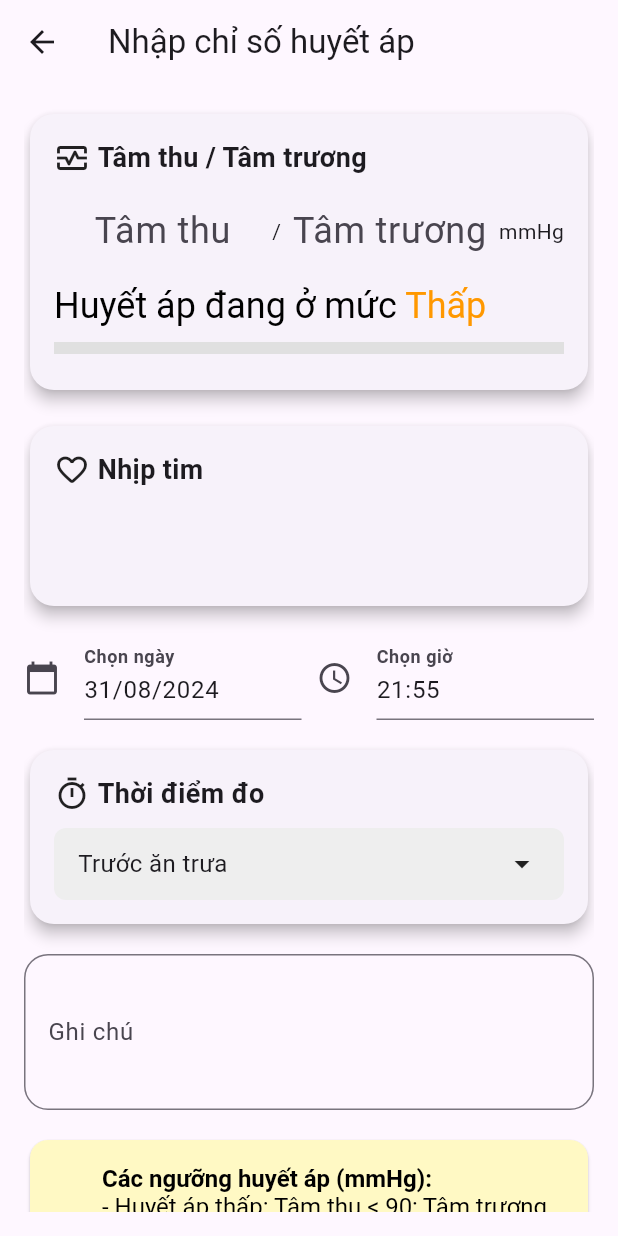
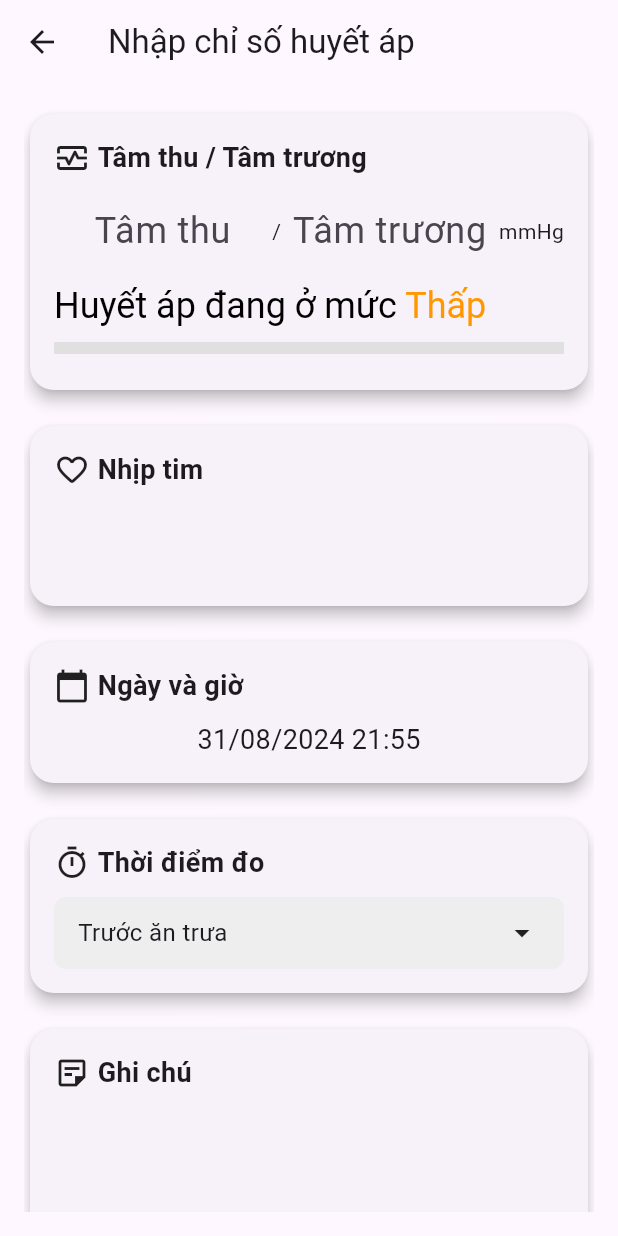
Before and after one commit to annguyen3112/diabetes_app, a Flutter app: the BloodPressureScreen screen opened directly with empty values, on a phone screen of 412 x 824 dp. Run offline on Flutter 3.47's test engine with Material 3 defaults, Android fonts, the phone set to English and light mode, and no system bars; our stand-ins replace fl_chart, sqflite; accounts and stored records are empty.

Commit message:
Update blood_pressure_screen.dart

```diff
--- a/lib/screens/blood_pressure_screen.dart
+++ b/lib/screens/blood_pressure_screen.dart
@@ -1,3 +1,5 @@
+import 'package:diabetes_app/database.dart';
+import 'package:diabetes_app/screens/blood_pressure_result_screen.dart';
 import 'package:flutter/cupertino.dart';
 import 'package:flutter/material.dart';
 import 'package:flutter/services.dart';
@@ -443,17 +445,7 @@ class _BloodPressureScreenState extends State<BloodPressureScreen> {
 
 
   Widget _buildDateTimeInput() {
-    return Row(
-      children: [
-        Expanded(
-          child: TextField(
-            controller: dateController,
-            decoration: InputDecoration(
-              icon: Icon(Icons.calendar_today),
-              labelText: 'Chọn ngày',
-              labelStyle: TextStyle(fontWeight: FontWeight.bold),
-            ),
-            readOnly: true,
+    return GestureDetector(
       onTap: () async {
         DateTime? pickedDate = await showDatePicker(
           context: context,
@@ -461,40 +453,54 @@ class _BloodPressureScreenState extends State<BloodPressureScreen> {
           firstDate: DateTime(2000),
           lastDate: DateTime.now(),
         );
+
         if (pickedDate != null) {
-                setState(() {
-                  dateController.text =
-                  "${pickedDate.day}/${pickedDate.month}/${pickedDate.year}";
-                });
-              }
-            },
-          ),
-        ),
-        SizedBox(width: 10),
-        Expanded(
-          child: TextField(
-            controller: timeController,
-            decoration: InputDecoration(
-              icon: Icon(Icons.access_time),
-              labelText: 'Chọn giờ',
-              labelStyle: TextStyle(fontWeight: FontWeight.bold),
-            ),
-            readOnly: true,
-            onTap: () async {
           TimeOfDay? pickedTime = await showTimePicker(
             context: context,
             initialTime: TimeOfDay.now(),
           );
+
           if (pickedTime != null) {
             setState(() {
+              dateController.text =
+              "${pickedDate.day}/${pickedDate.month}/${pickedDate.year}";
               timeController.text =
-                  "${pickedTime.hour}:${pickedTime.minute.toString().padLeft(2, '0')}";
+              "${pickedTime.hour}:${pickedTime.minute}";
             });
           }
+        }
       },
+      child: Card(
+        shape: RoundedRectangleBorder(borderRadius: BorderRadius.circular(16)),
+        elevation: 4,
+        child: Padding(
+          padding: const EdgeInsets.all(16.0),
+          child: Column(
+            crossAxisAlignment: CrossAxisAlignment.start,
+            children: [
+              Row(
+                children: [
+                  Icon(Icons.calendar_today),
+                  SizedBox(width: 5),
+                  Text('Ngày và giờ',
+                      style:
+                      TextStyle(fontSize: 18, fontWeight: FontWeight.bold)),
+                ],
+              ),
+              SizedBox(height: 10),
+              Row(
+                mainAxisAlignment: MainAxisAlignment.center,
+                children: [
+                  Text(
+                    "${dateController.text} ${timeController.text}",
+                    style: TextStyle(fontSize: 18),
+                  ),
+                ],
+              ),
+            ],
           ),
         ),
-      ],
+      ),
     );
   }
 
@@ -539,15 +545,32 @@ class _BloodPressureScreenState extends State<BloodPressureScreen> {
   }
 
   Widget _buildNoteInput() {
-    return TextField(
+    return Card(
+      shape: RoundedRectangleBorder(borderRadius: BorderRadius.circular(16)),
+      elevation: 4,
+      child: Padding(
+        padding: const EdgeInsets.all(16.0),
+        child: Column(
+          crossAxisAlignment: CrossAxisAlignment.start,
+          children: [
+            Row(
+              children: [
+                Icon(Icons.sticky_note_2_outlined),
+                SizedBox(width: 5),
+                Text('Ghi chú', style: TextStyle(fontSize: 18, fontWeight: FontWeight.bold)),
+              ],
+            ),
+            SizedBox(height: 8),
+            TextField(
               controller: noteController,
               decoration: InputDecoration(
-        labelText: 'Ghi chú',
-        border: OutlineInputBorder(
-          borderRadius: BorderRadius.circular(16),
+                border: InputBorder.none,
+              ),
+              maxLines: 3,
+            ),
+          ],
         ),
       ),
-      maxLines: 3,
     );
   }
 
@@ -613,32 +636,55 @@ class _BloodPressureScreenState extends State<BloodPressureScreen> {
   Widget _buildSaveButton() {
     return Center(
       child: ElevatedButton(
-        onPressed: () {
+        onPressed: () async {
+          // Kiểm tra nếu huyết áp không an toàn và chưa nhập lý do
           if (isDifferenceUnsafe && noteController.text.isEmpty) {
             ScaffoldMessenger.of(context).showSnackBar(SnackBar(
-              content: Text(
-                  'Chỉ số huyết áp không an toàn. Vui lòng cho biết lí do.'),
+              content:
+              Text('Chỉ số huyết áp không an toàn. Vui lòng cho biết lí do.'),
               backgroundColor: Colors.red,
             ));
             return;
           }
 
-          // Proceed with saving the data
-          // Example:
-          // saveBloodPressureData(
-          //   userId: widget.userId,
-          //   systolic: systolic,
-          //   diastolic: diastolic,
-          //   heartRate: int.parse(heartRateController.text),
-          //   date: dateController.text,
-          //   time: timeController.text,
-          //   note: noteController.text,
-          // );
+          // Chuyển đổi systolic, diastolic, và heartRate sang số nguyên
+          int systolic = int.tryParse(systolicController.text) ?? 0;
+          int diastolic = int.tryParse(diastolicController.text) ?? 0;
+          int pulse = int.tryParse(heartRateController.text) ?? 0; // Nhịp tim
 
+          // Kiểm tra nếu dữ liệu đầu vào hợp lệ
+          if (systolic == 0 || diastolic == 0 || pulse == 0) {
+            ScaffoldMessenger.of(context).showSnackBar(SnackBar(
+              content: Text('Vui lòng nhập đầy đủ chỉ số huyết áp và nhịp tim.'),
+              backgroundColor: Colors.red,
+            ));
+            return;
+          }
+
+          // Lưu dữ liệu huyết áp vào SQLite database
+          await DatabaseHelper.instance.insertBloodPressure({
+            'user_id': widget.userId, // ID của người dùng
+            'systolic': systolic, // Chỉ số tâm thu
+            'diastolic': diastolic, // Chỉ số tâm trương
+            'pulse': pulse, // Nhịp tim
+            'date': dateController.text, // Ngày đo
+            'time': timeController.text, // Thời gian đo
+            'moment': _selectedMeal, // Thời điểm đo (ví dụ: Trước ăn trưa)
+            'note': noteController.text, // Ghi chú (nếu có)
+          });
+
+          // Hiển thị thông báo lưu thành công
           ScaffoldMessenger.of(context).showSnackBar(SnackBar(
             content: Text('Dữ liệu huyết áp đã được lưu thành công.'),
             backgroundColor: Colors.green,
           ));
+
+          Navigator.push(
+            context,
+            MaterialPageRoute(
+              builder: (context) => BloodPressureResultScreen(userId: widget.userId),
+            ),
+          );
         },
         child: Text('Lưu'),
       ),
```
Lines whose indentation alone changed are shown as unchanged.
